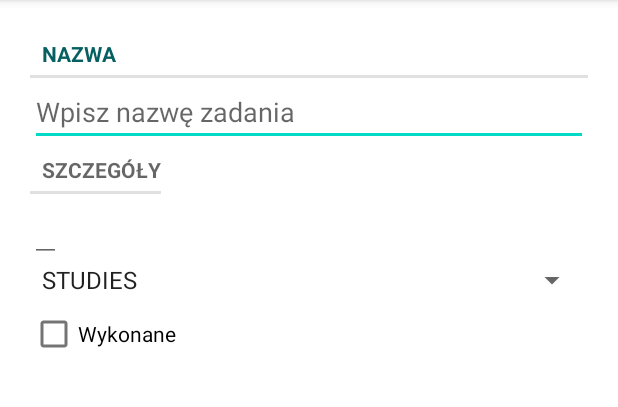
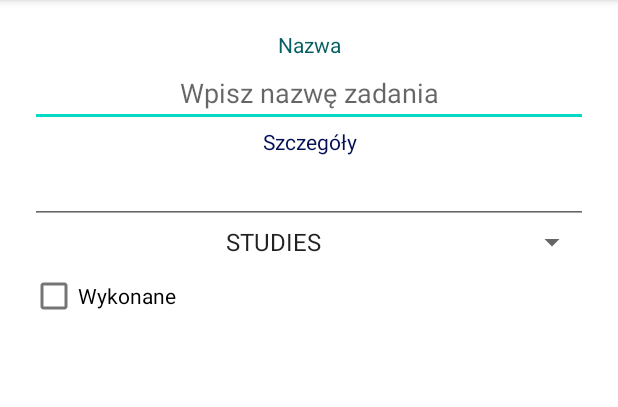
Before and after one commit to przemek978/ToDoList2, an Android app: the TaskFragment screen opened directly, with no data from a screen before it, on a phone screen of 412 x 824 dp, the part 84-491 px from its top. Run offline under Robolectric (Android 15) with nearby library versions, the phone set to English and light mode, and no system bars; 5 statements that could not run were skipped.

Commit message:
all working

```diff
--- a/app/src/main/java/com/example/todolist/TaskFragment.java
+++ b/app/src/main/java/com/example/todolist/TaskFragment.java
@@ -61,6 +61,7 @@ public class TaskFragment extends Fragment {
             calendar.set(Calendar.MONTH,month);
             calendar.set(Calendar.DAY_OF_MONTH,day);
             setupDateFieldValue(calendar.getTime());
+            task.setDate(calendar.getTime());
         };
         datefield.setOnClickListener(view1->
                 new DatePickerDialog(getContext(),date,calendar.get(Calendar.YEAR),
--- a/app/src/main/res/layout/fragment_task.xml
+++ b/app/src/main/res/layout/fragment_task.xml
@@ -11,49 +11,53 @@
 
     <TextView
         android:id="@+id/textView"
-        style="?android:listSeparatorTextViewStyle"
         android:layout_width="match_parent"
         android:layout_height="wrap_content"
         android:text="@string/name_label"
         android:textColor="@color/dark_teal"
+        style="@style/TextFieldStyle"
         />
+<!--    style="?android:listSeparatorTextViewStyle"-->
 
     <EditText
         android:id="@+id/task_name"
         android:layout_width="match_parent"
         android:layout_height="wrap_content"
         android:hint="@string/name_hint"
-        android:textColor="@color/dark_blue"/>
+        android:textColor="@color/dark_blue"
+        style="@style/TextFieldStyle"/>
 
     <TextView
-        style="?android:listSeparatorTextViewStyle"
-        android:layout_width="wrap_content"
+        android:layout_width="match_parent"
         android:layout_height="wrap_content"
-        android:text="@string/details_label" />
-
+        android:text="@string/details_label"
+        style="@style/TextFieldStyle"/>
+<!--    style="?android:listSeparatorTextViewStyle"-->
     <EditText
         android:id="@+id/task_date"
-        android:layout_width="wrap_content"
+        style="@style/TextFieldStyle"
+        android:layout_width="match_parent"
         android:layout_height="wrap_content"
+        android:autofillHints=""
         android:clickable="false"
         android:cursorVisible="false"
         android:focusable="false"
         android:focusableInTouchMode="false"
-        android:autofillHints=""
         android:inputType="date"
-        android:textColor="@color/dark_green"
-        />
+        android:textColor="@color/dark_green" />
 
     <Spinner
         android:id="@+id/task_category"
         android:layout_width="match_parent"
-        android:layout_height="wrap_content" />
+        android:layout_height="wrap_content"
+        style="@style/TextFieldStyle"/>
 
     <CheckBox
         android:id="@+id/task_done"
         android:layout_width="match_parent"
         android:layout_height="wrap_content"
-        android:text="@string/done_label" />
+        android:text="@string/done_label"
+        android:textAlignment="viewStart" />
 
     <ImageView
         android:id="@+id/task_undone_icon"
--- a/app/src/main/res/layout/list_item_task.xml
+++ b/app/src/main/res/layout/list_item_task.xml
@@ -26,13 +26,13 @@
                 android:id="@+id/task_item_name"
                 android:layout_width="match_parent"
                 android:layout_height="44dp"
-                android:textAlignment="viewStart"
                 android:textSize="24sp"
                 android:lines= "1"
                 android:ellipsize="end"
                 style="@style/TextFieldStyle"
                 />
 <!--                android:textColor="@color/dark_blue"-->
+<!--            android:textAlignment="viewStart"-->
 
 
 
--- a/app/src/main/res/values/styles.xml
+++ b/app/src/main/res/values/styles.xml
@@ -1,10 +1,8 @@
 <?xml version="1.0" encoding="utf-8"?>
 <resources>
     <style name="TextFieldStyle">
-        <item name="android:layout_width">fill_parent</item>
-        <item name="android:layout_height">wrap_content</item>
-        <item name="android:capitalize">characters</item>
-        <item name="android:typeface">monospace</item>
+<!--        <item name="android:fontFamily">sans</item>-->
         <item name="android:textColor">@color/dark_blue</item>/>
+        <item name="android:textAlignment">center</item>/>
     </style>
 </resources>
```
Also changed, not shown: app/src/main/java/com/example/todolist/TaskListFragment.java (+9 -2 lines).
